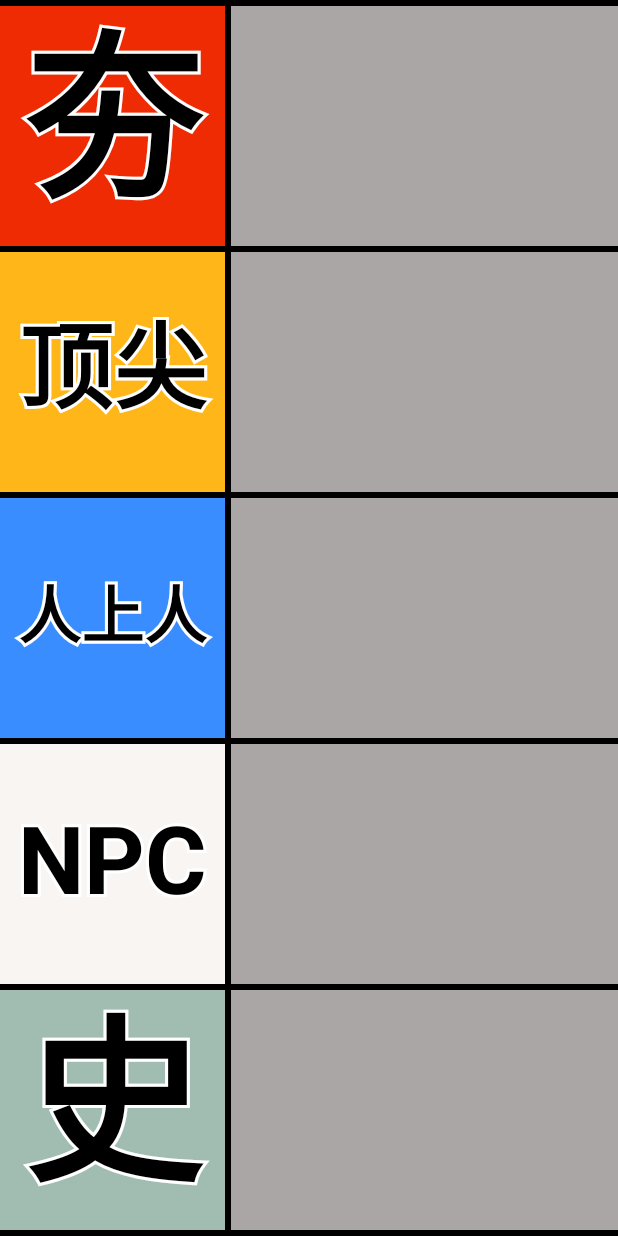
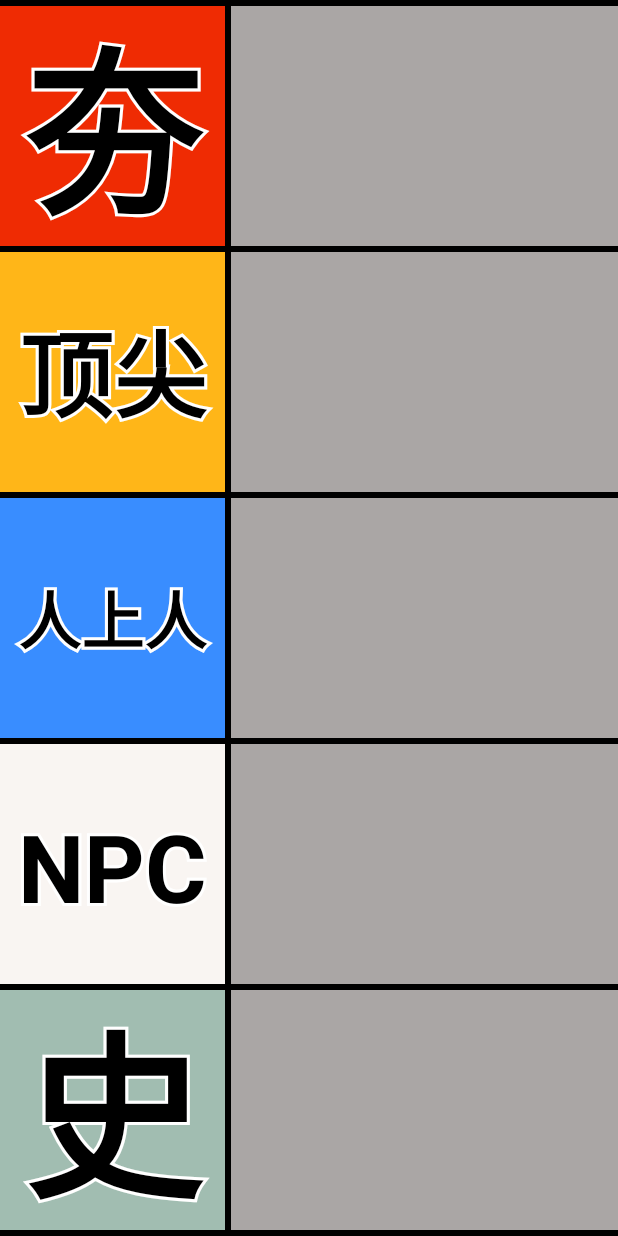
Before and after one commit to jingtianer/android_demo, an Android app: the RankActivity screen opened directly, with no data from a screen before it, on a phone screen of 412 x 824 dp. Run offline under Robolectric (Android 15) with nearby library versions, the phone set to English and light mode, and no system bars; our stand-ins replace Room's generated code, RxJava.

Commit message:
StrokeTextDrawable的居中问题

```diff
--- a/app/src/main/java/com/jingtian/demoapp/main/widget/StrokeTextDrawable.kt
+++ b/app/src/main/java/com/jingtian/demoapp/main/widget/StrokeTextDrawable.kt
@@ -17,7 +17,10 @@ import kotlin.math.min
 class StrokeTextDrawable @JvmOverloads constructor(color: Int = 0) : ColorDrawable(color) {
     companion object {
         fun Paint.getBaseline(): Float {
-            return (fontMetrics.descent - fontMetrics.ascent) / 2 - fontMetrics.descent
+            return (-fontMetrics.descent - fontMetrics.ascent)
+        }
+        fun TextPaint.fontHeight(): Float {
+            return fontMetrics.bottom - fontMetrics.top
         }
     }
 
@@ -110,9 +113,9 @@ class StrokeTextDrawable @JvmOverloads constructor(color: Int = 0) : ColorDrawab
             mTextStrokePaint.textSize = textSize
             measure()
         }
-        val textBaseLine = bounds.height() - mPaint.getBaseline()
+        val textBaseLine = -mTextStrokePaint.fontMetrics.descent + bounds.height() - (bounds.height() - measuredHeight) / 2
         val xOffset = (bounds.width() - measuredWidth) / 2f
-        val yOffset = (bounds.height() - measuredHeight) / 2
+        val yOffset = 0 // (bounds.height() - measuredHeight) / 2f
         canvas.drawText(text, xOffset, textBaseLine - yOffset, mTextStrokePaint)
         canvas.drawText(text, xOffset, textBaseLine - yOffset, mPaint)
     }
```
